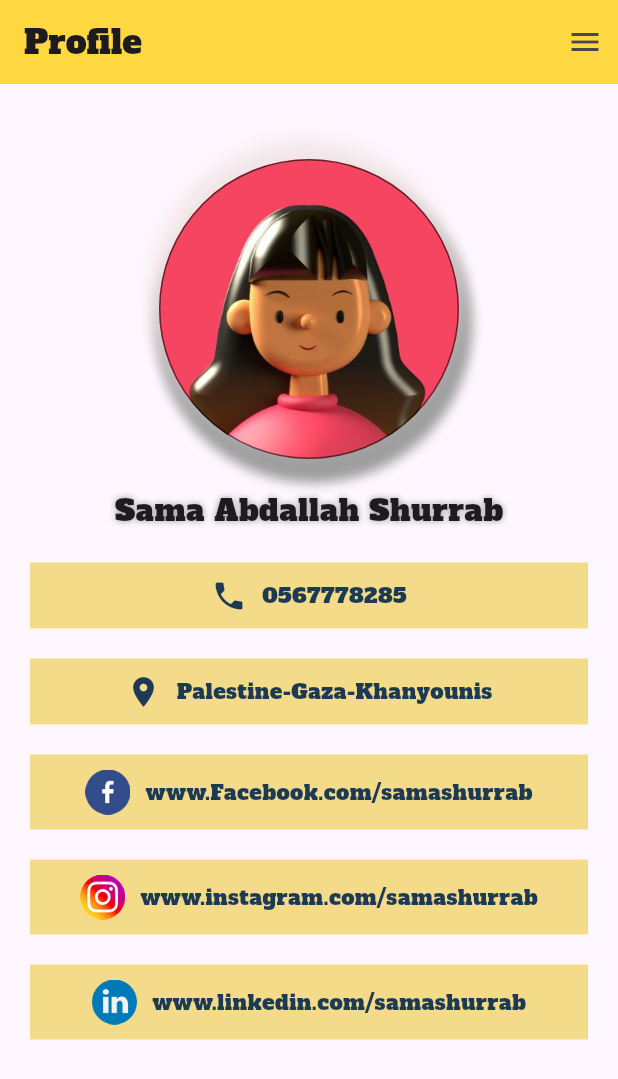
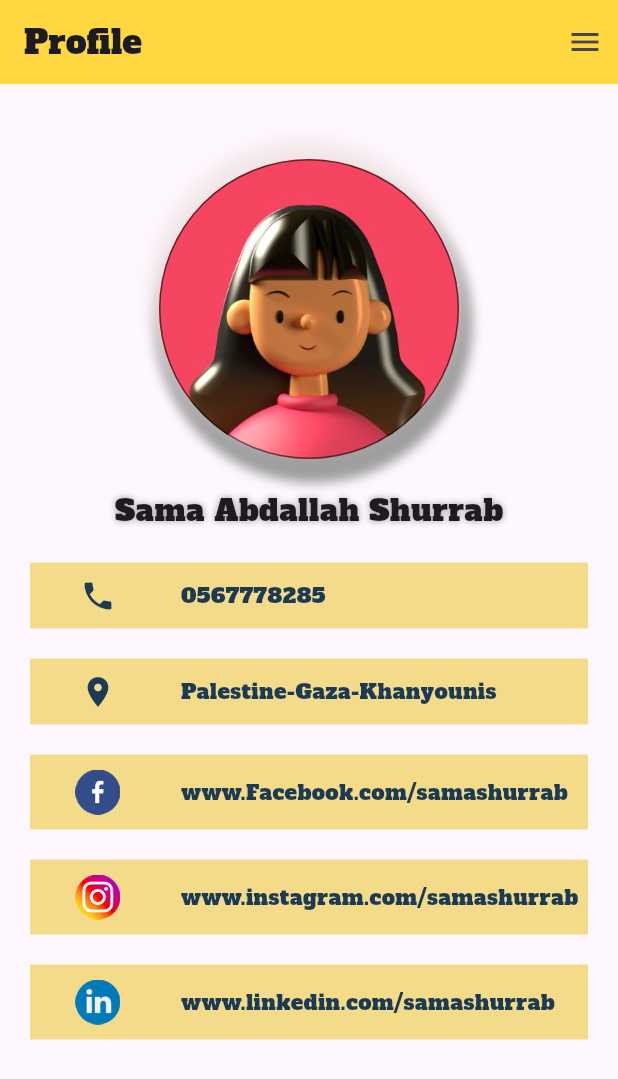
Before and after one commit to SamaShurrab/Flutter-Ui2, a Flutter app: the screen it shows after launch, on a phone screen of 412 x 824 dp. Shown: the top 1079 px of the screen. Run offline on Flutter 3.47's test engine with Material 3 defaults, Android fonts, the phone set to English and light mode, and no system bars.

Commit message:
refactor design

```diff
--- a/lib/main.dart
+++ b/lib/main.dart
@@ -63,16 +63,20 @@ class MyApp extends StatelessWidget {
                 color: const Color(0xD4F1D571),
                 child: Row(
                   spacing: 10,
-                  mainAxisAlignment: MainAxisAlignment.center,
                   children: [
-                    Icon(
+                    Expanded(
+                      child: Icon(
                         Icons.phone,
                         color: const Color.fromRGBO(28, 58, 83, 1),
                       ),
-                    Text(
+                    ),
+                    Expanded(
+                      flex: 3,
+                      child: Text(
                         '0567778285',
                         style: TextStyle(
                           color: const Color.fromRGBO(28, 58, 83, 1),
+                        ),
                       ),
                     ),
                   ],
@@ -85,14 +89,19 @@ class MyApp extends StatelessWidget {
                   spacing: 10,
                   mainAxisAlignment: MainAxisAlignment.center,
                   children: [
-                    Icon(
+                    Expanded(
+                      child: Icon(
                         Icons.location_on,
                         color: const Color.fromRGBO(28, 58, 83, 1),
                       ),
-                    Text(
+                    ),
+                    Expanded(
+                      flex: 3,
+                      child: Text(
                         'Palestine-Gaza-Khanyounis',
                         style: TextStyle(
                           color: const Color.fromRGBO(28, 58, 83, 1),
+                        ),
                       ),
                     ),
                   ],
@@ -105,11 +114,20 @@ class MyApp extends StatelessWidget {
                   spacing: 10,
                   mainAxisAlignment: MainAxisAlignment.center,
                   children: [
-                    Image.asset('assets/images/fac.png', width: 30, height: 30),
-                    Text(
+                    Expanded(
+                      child: Image.asset(
+                        'assets/images/fac.png',
+                        width: 30,
+                        height: 30,
+                      ),
+                    ),
+                    Expanded(
+                      flex: 3,
+                      child: Text(
                         'www.Facebook.com/samashurrab',
                         style: TextStyle(
                           color: const Color.fromRGBO(28, 58, 83, 1),
+                        ),
                       ),
                     ),
                   ],
@@ -122,15 +140,20 @@ class MyApp extends StatelessWidget {
                   spacing: 10,
                   mainAxisAlignment: MainAxisAlignment.center,
                   children: [
-                    Image.asset(
+                    Expanded(
+                      child: Image.asset(
                         'assets/images/instagram.png',
                         width: 30,
                         height: 30,
                       ),
-                    Text(
+                    ),
+                    Expanded(
+                      flex: 3,
+                      child: Text(
                         'www.instagram.com/samashurrab',
                         style: TextStyle(
                           color: const Color.fromRGBO(28, 58, 83, 1),
+                        ),
                       ),
                     ),
                   ],
@@ -143,15 +166,20 @@ class MyApp extends StatelessWidget {
                   spacing: 10,
                   mainAxisAlignment: MainAxisAlignment.center,
                   children: [
-                    Image.asset(
+                    Expanded(
+                      child: Image.asset(
                         'assets/images/linkedin.png',
                         width: 30,
                         height: 30,
                       ),
-                    Text(
+                    ),
+                    Expanded(
+                      flex: 3,
+                      child: Text(
                         'www.linkedin.com/samashurrab',
                         style: TextStyle(
                           color: const Color.fromRGBO(28, 58, 83, 1),
+                        ),
                       ),
                     ),
                   ],
```
Lines whose indentation alone changed are shown as unchanged.
